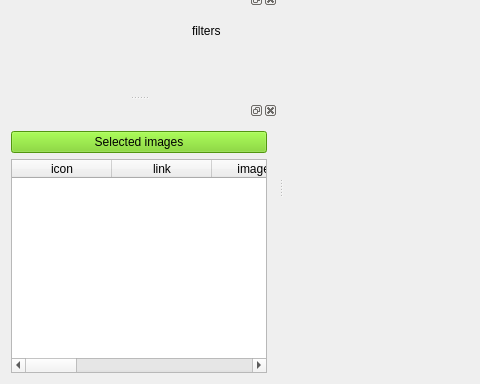
Old version of the form ui/MainWindow.ui in the repository czimbortibor/Large-annotated-image-collection-management; both pictures show x 0 to 480 and y 131 to 515 of the 1156 by 515 pixel window.
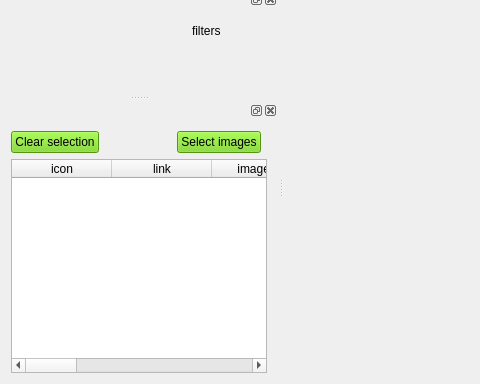
New version of the form. Icons and pictures are not drawn.

Commit message: format the similar images display according to the active layout && clear selection of images

Patch:
```diff
--- a/ui/MainWindow.ui
+++ b/ui/MainWindow.ui
@@ -468,7 +468,23 @@
    </attribute>
    <widget class="QWidget" name="dockWidgetContents">
     <layout class="QGridLayout" name="gridLayout">
-     <item row="1" column="0">
+     <item row="1" column="2">
+      <widget class="QPushButton" name="btn_selectedImages">
+       <property name="sizePolicy">
+        <sizepolicy hsizetype="Fixed" vsizetype="Fixed">
+         <horstretch>0</horstretch>
+         <verstretch>0</verstretch>
+        </sizepolicy>
+       </property>
+       <property name="styleSheet">
+        <string notr="true">background-color: rgb(115, 210, 22);</string>
+       </property>
+       <property name="text">
+        <string>Select images</string>
+       </property>
+      </widget>
+     </item>
+     <item row="4" column="0" colspan="4">
       <widget class="QTableWidget" name="tableWidget_metadata">
        <property name="enabled">
         <bool>true</bool>
@@ -547,10 +563,10 @@
        </column>
       </widget>
      </item>
-     <item row="0" column="0">
-      <widget class="QPushButton" name="btn_selectedImages">
+     <item row="1" column="0">
+      <widget class="QPushButton" name="btn_clearSelections">
        <property name="sizePolicy">
-        <sizepolicy hsizetype="Preferred" vsizetype="Fixed">
+        <sizepolicy hsizetype="Fixed" vsizetype="Fixed">
          <horstretch>0</horstretch>
          <verstretch>0</verstretch>
         </sizepolicy>
@@ -559,10 +575,23 @@
         <string notr="true">background-color: rgb(115, 210, 22);</string>
        </property>
        <property name="text">
-        <string>Selected images</string>
+        <string>Clear selection</string>
        </property>
       </widget>
      </item>
+     <item row="1" column="1">
+      <spacer name="horizontalSpacer_2">
+       <property name="orientation">
+        <enum>Qt::Horizontal</enum>
+       </property>
+       <property name="sizeHint" stdset="0">
+        <size>
+         <width>40</width>
+         <height>20</height>
+        </size>
+       </property>
+      </spacer>
+     </item>
     </layout>
    </widget>
   </widget>
```
Left out of the diff: 2 changed lines with no effect on the pictures. The commit also changes 5 other files.
